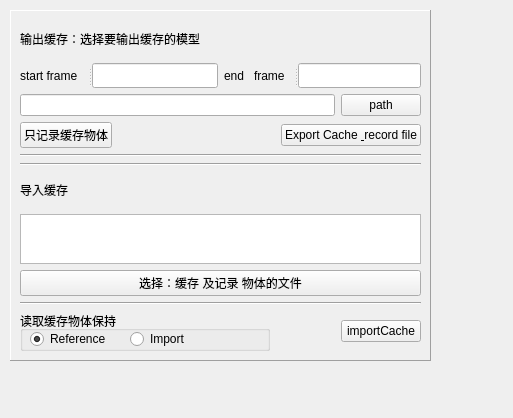
Before: the Qt Designer form maya_sixteen/Python/OCT_Pipeline/media/abcSingleWidget.ui in all-in-one-of/oct, drawn with Qt 5.
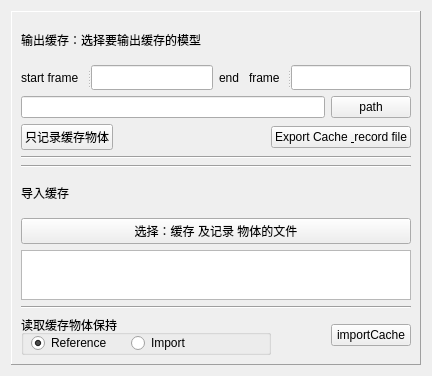
After: the same form once the commit is applied.

Commit message: update: 20190410 modify checkin  mode ,direct copy // add some pipeline tools

Diff of the .ui file:
```diff
--- a/maya_sixteen/Python/OCT_Pipeline/media/abcSingleWidget.ui
+++ b/maya_sixteen/Python/OCT_Pipeline/media/abcSingleWidget.ui
@@ -6,22 +6,16 @@
    <rect>
     <x>0</x>
     <y>0</y>
-    <width>513</width>
-    <height>418</height>
+    <width>428</width>
+    <height>376</height>
    </rect>
   </property>
   <property name="windowTitle">
    <string>Form</string>
   </property>
+  <layout class="QGridLayout" name="gridLayout">
+   <item row="0" column="0">
   <widget class="QFrame" name="abcFrm">
-   <property name="geometry">
-    <rect>
-     <x>10</x>
-     <y>10</y>
-     <width>421</width>
-     <height>351</height>
-    </rect>
-   </property>
    <property name="minimumSize">
     <size>
      <width>410</width>
@@ -181,6 +175,13 @@
       </property>
      </widget>
     </item>
+      <item>
+       <widget class="QPushButton" name="sel_cc_bt">
+        <property name="text">
+         <string>选择：缓存 及记录 物体的文件</string>
+        </property>
+       </widget>
+      </item>
     <item>
      <widget class="QTextEdit" name="im_lst_tx">
       <property name="maximumSize">
@@ -197,13 +198,6 @@
       </property>
      </widget>
     </item>
-    <item>
-     <widget class="QPushButton" name="sel_cc_bt">
-      <property name="text">
-       <string>选择：缓存 及记录 物体的文件</string>
-      </property>
-     </widget>
-    </item>
     <item>
      <widget class="Line" name="line">
       <property name="orientation">
@@ -288,6 +282,8 @@
     </item>
    </layout>
   </widget>
+   </item>
+  </layout>
  </widget>
  <resources/>
  <connections/>
```
Lines whose indentation alone changed are shown as unchanged.
